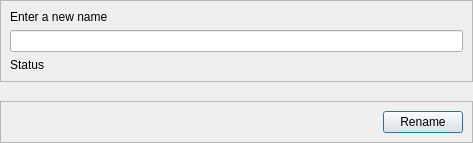
Qt form pyssa/gui/ui/forms/rename_object_view.ui (urban233/PySSA) before a commit.
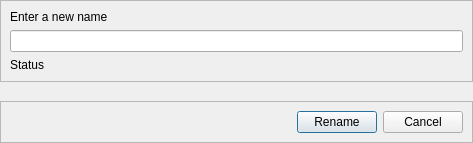
The same form after that commit.

Commit message: add: cancel buttons to all dialog windows

The edit to the form file:
```diff
--- a/pyssa/gui/ui/forms/rename_object_view.ui
+++ b/pyssa/gui/ui/forms/rename_object_view.ui
@@ -103,6 +103,13 @@
           </property>
          </widget>
         </item>
+        <item>
+         <widget class="QPushButton" name="btn_cancel">
+          <property name="text">
+           <string>Cancel</string>
+          </property>
+         </widget>
+        </item>
        </layout>
       </item>
      </layout>
```
The commit also changes 57 other files.
